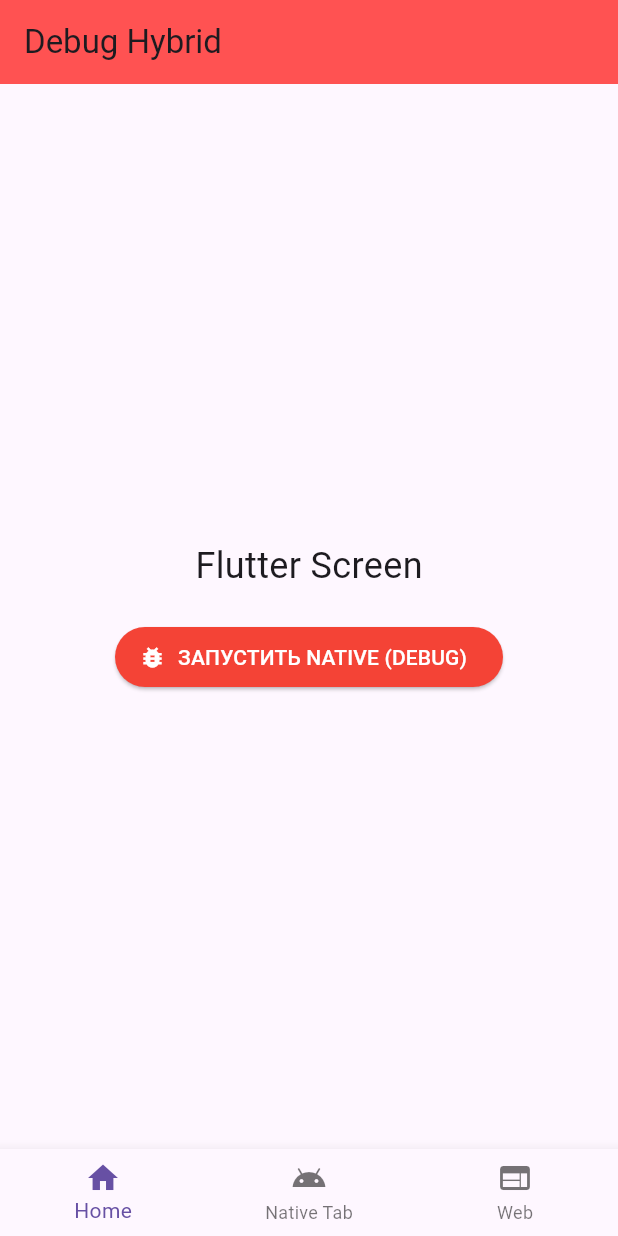
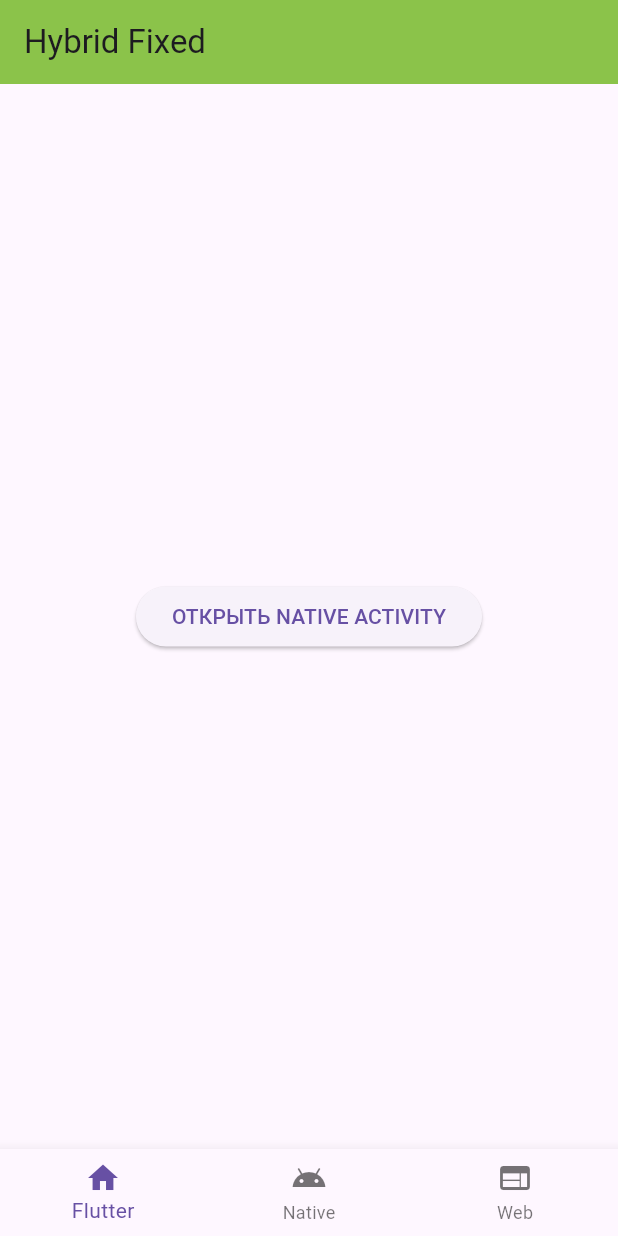
Before and after one commit to hoochiecoo/flutter7, a Flutter app: the screen it shows after launch, on a phone screen of 412 x 824 dp. Run offline on Flutter 3.47's test engine with Material 3 defaults, Android fonts, the phone set to English and light mode, and no system bars; our stand-ins replace webview_flutter.

Commit message:
Add files via upload

```diff
--- a/lib/main.dart
+++ b/lib/main.dart
@@ -12,8 +12,8 @@ class MyApp extends StatelessWidget {
   @override
   Widget build(BuildContext context) {
     return MaterialApp(
-      title: 'Hybrid Debug',
-      theme: ThemeData(primarySwatch: Colors.red, useMaterial3: true),
+      title: 'Hybrid Fix',
+      theme: ThemeData(primarySwatch: Colors.green, useMaterial3: true),
       home: const MainScreen(),
     );
   }
@@ -42,29 +42,14 @@ class _MainScreenState extends State<MainScreen> {
 
   Future<void> _launchNative() async {
     try {
-      // Пытаемся вызвать натив
       await platform.invokeMethod('openNativeScreen');
     } on PlatformException catch (e) {
-      // ЕСЛИ ОШИБКА - ПОКАЗЫВАЕМ ДИАЛОГ
       if (mounted) {
         showDialog(
           context: context,
           builder: (context) => AlertDialog(
             title: const Text("Ошибка запуска Native"),
-            content: Text("Код: ${e.code}\nСообщение: ${e.message}\nДетали: ${e.details}"),
-            actions: [
-              TextButton(onPressed: () => Navigator.pop(context), child: const Text("OK"))
-            ],
-          ),
-        );
-      }
-    } catch (e) {
-       if (mounted) {
-        showDialog(
-          context: context,
-          builder: (context) => AlertDialog(
-            title: const Text("Неизвестная ошибка"),
-            content: Text(e.toString()),
+            content: Text("Код: ${e.code}\nСообщение: ${e.message}"),
             actions: [TextButton(onPressed: () => Navigator.pop(context), child: const Text("OK"))],
           ),
         );
@@ -75,26 +60,17 @@ class _MainScreenState extends State<MainScreen> {
   @override
   Widget build(BuildContext context) {
     return Scaffold(
-      appBar: AppBar(title: const Text("Debug Hybrid"), backgroundColor: Colors.redAccent),
+      appBar: AppBar(title: const Text("Hybrid Fixed"), backgroundColor: Colors.lightGreen),
       body: IndexedStack(
         index: _selectedIndex,
         children: [
           Center(
-            child: Column(
-              mainAxisAlignment: MainAxisAlignment.center,
-              children: [
-                const Text("Flutter Screen", style: TextStyle(fontSize: 24)),
-                const SizedBox(height: 20),
-                ElevatedButton.icon(
-                  style: ElevatedButton.styleFrom(backgroundColor: Colors.red, foregroundColor: Colors.white),
-                  icon: const Icon(Icons.bug_report),
-                  label: const Text("ЗАПУСТИТЬ NATIVE (DEBUG)"),
-                  onPressed: _launchNative,
-                ),
-              ],
+            child: ElevatedButton(
+              onPressed: _launchNative,
+              child: const Text("ОТКРЫТЬ NATIVE ACTIVITY"),
             ),
           ),
-          const Center(child: Text("Заглушка для Native таба")),
+          const Center(child: Text("Заглушка")),
           WebViewWidget(controller: _webController),
         ],
       ),
@@ -102,8 +78,8 @@ class _MainScreenState extends State<MainScreen> {
         currentIndex: _selectedIndex,
         onTap: (index) => setState(() => _selectedIndex = index),
         items: const [
-          BottomNavigationBarItem(icon: Icon(Icons.home), label: 'Home'),
-          BottomNavigationBarItem(icon: Icon(Icons.android), label: 'Native Tab'),
+          BottomNavigationBarItem(icon: Icon(Icons.home), label: 'Flutter'),
+          BottomNavigationBarItem(icon: Icon(Icons.android), label: 'Native'),
           BottomNavigationBarItem(icon: Icon(Icons.web), label: 'Web'),
         ],
       ),
--- a/pubspec.yaml
+++ b/pubspec.yaml
@@ -1,5 +1,5 @@
-name: hybrid_debug_app
-description: Debuggable Flutter + Native Activity.
+name: hybrid_fix_app
+description: Hybrid App with Fixed Kotlin Generation.
 publish_to: 'none'
 version: 1.0.0+1
 
--- a/tool/setup_native.dart
+++ b/tool/setup_native.dart
@@ -1,7 +1,7 @@
 import 'dart:io';
 
 void main() {
-  print('🚀 Starting Native Setup (Debug Mode)...');
+  print('🚀 Starting Native Setup (Fixed Mode)...');
 
   final packagePath = 'android/app/src/main/kotlin/com/example/hybrid';
   final mainActivityPath = '$packagePath/MainActivity.kt';
@@ -11,7 +11,7 @@ void main() {
 
   Directory(packagePath).createSync(recursive: true);
 
-  // MainActivity с отловом ошибок
+  // MainActivity
   File(mainActivityPath).writeAsStringSync('''
 package com.example.hybrid
 
@@ -19,7 +19,6 @@ import io.flutter.embedding.android.FlutterActivity
 import io.flutter.embedding.engine.FlutterEngine
 import io.flutter.plugin.common.MethodChannel
 import android.content.Intent
-import android.widget.Toast
 
 class MainActivity: FlutterActivity() {
     private val CHANNEL = "com.example.hybrid/nav"
@@ -34,8 +33,7 @@ class MainActivity: FlutterActivity() {
                     startActivity(intent)
                     result.success(null)
                 } catch (e: Exception) {
-                    // Возвращаем ошибку во Flutter, чтобы показать диалог
-                    result.error("NATIVE_ERR", e.message, e.stackTraceToString())
+                    result.error("NATIVE_ERR", e.message, null)
                 }
             } else {
                 result.notImplemented()
@@ -46,7 +44,7 @@ class MainActivity: FlutterActivity() {
 ''');
   print('✅ MainActivity.kt generated');
 
-  // NativeActivity
+  // NativeActivity - ИСПРАВЛЕНО: Текст в одну строку, чтобы не ломать компилятор
   File(nativeActivityPath).writeAsStringSync('''
 package com.example.hybrid
 
@@ -63,11 +61,11 @@ class NativeActivity : Activity() {
         val layout = LinearLayout(this)
         layout.orientation = LinearLayout.VERTICAL
         layout.gravity = Gravity.CENTER
-        layout.setBackgroundColor(Color.parseColor("#212121"))
+        layout.setBackgroundColor(Color.parseColor("#333333"))
 
         val text = TextView(this)
-        text.text = "SUCCESS!\nNative Activity"
-        text.textSize = 30f
+        text.text = "NATIVE ACTIVITY WORKS"
+        text.textSize = 24f
         text.setTextColor(Color.GREEN)
         text.gravity = Gravity.CENTER
         layout.addView(text)
@@ -78,31 +76,27 @@ class NativeActivity : Activity() {
 ''');
   print('✅ NativeActivity.kt generated');
 
-  // МАНИФЕСТ: Используем </application> как якорь
+  // MANIFEST PATCHING
   final manifestFile = File(manifestPath);
   if (manifestFile.existsSync()) {
     var content = manifestFile.readAsStringSync();
-
-    // Удаляем старые попытки (если были)
-    if (content.contains('NativeActivity')) {
-       print('⚠️ Manifest already has NativeActivity');
-    } else {
-      // Вставляем ПЕРЕД закрывающим тегом application
+    if (!content.contains('NativeActivity')) {
       if (content.contains('</application>')) {
+         // Вставляем строго перед закрывающим тегом
          content = content.replaceFirst(
             '</application>',
-            '    <activity android:name=".NativeActivity" android:label="Native Screen" android:theme="@android:style/Theme.NoTitleBar" />\n    </application>'
+            '    <activity android:name=".NativeActivity" android:theme="@android:style/Theme.NoTitleBar" />\n    </application>'
          );
          manifestFile.writeAsStringSync(content);
-         print('✅ AndroidManifest.xml patched correctly (inside application tag)');
+         print('✅ AndroidManifest.xml patched');
       } else {
-         print('❌ ERROR: Could not find </application> tag in Manifest!');
+         print('❌ ERROR: </application> not found');
          exit(1);
       }
     }
   }
 
-  // Gradle
+  // GRADLE PATCHING
   final gradleFile = File(gradlePath);
   if (gradleFile.existsSync()) {
     var content = gradleFile.readAsStringSync();
```
